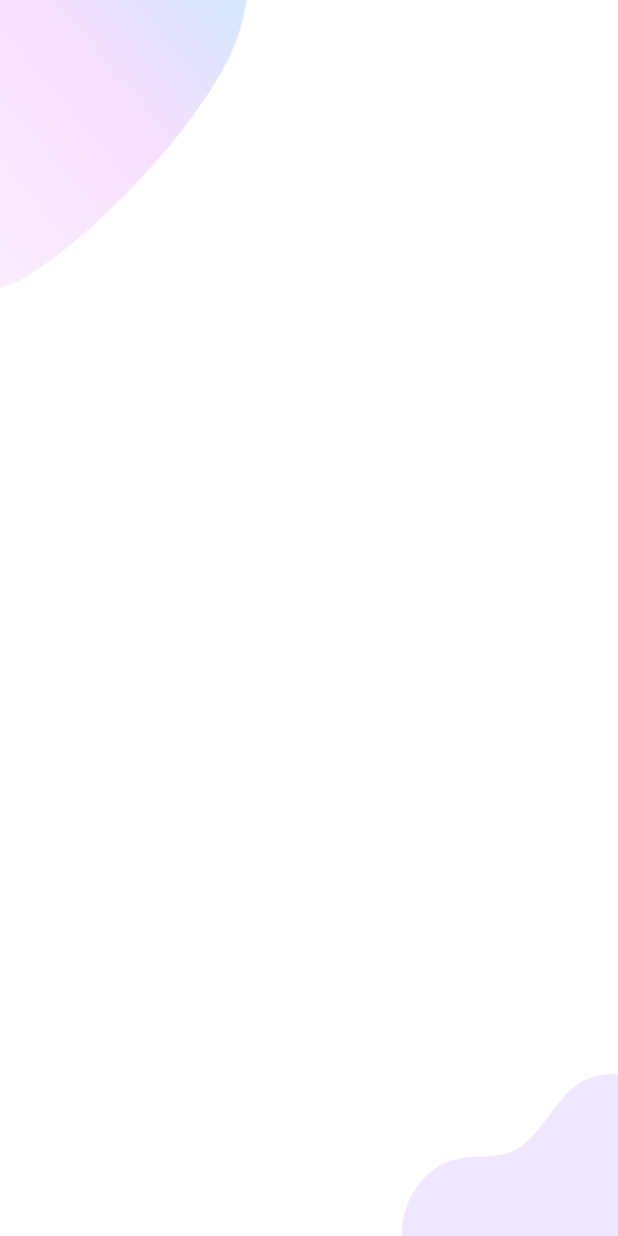
After one commit to OsamaBsharat/Welcome-signin-signup-screen-flutter, a Flutter app: the LoginScreen screen opened directly, on a phone screen of 412 x 824 dp. The commit adds this screen. Run offline on Flutter 3.47's test engine with Material 3 defaults, Android fonts, the light colour scheme and no system bars; our stand-ins replace flutter_svg.

Commit message:
login-add-commit

```diff
--- /dev/null
+++ b/lib/Screens/Login/login_screen.dart
@@ -0,0 +1,32 @@
+import 'package:flutter/material.dart';
+
+class LoginScreen extends StatelessWidget {
+  const LoginScreen({super.key});
+  @override
+  Widget build(BuildContext context) {
+    Size size = MediaQuery.of(context).size;
+    return Scaffold(
+      body: Container(
+        width: double.infinity,
+        height: size.height,
+        child: Stack(
+          alignment: Alignment.center,
+          children: <Widget>[
+            Positioned(
+              top: 0,
+              left: 0,
+              child: Image.asset("assests/images/main_top.png"),
+              width: size.width * 0.4,
+            ),
+            Positioned(
+              bottom: 0,
+              right: 0,
+              child: Image.asset("assests/images/login_bottom.png"),
+              width: size.width * 0.35,
+            )
+          ],
+        ),
+      ),
+    );
+  }
+}
--- a/lib/Screens/Welcome/components/background.dart
+++ b/lib/Screens/Welcome/components/background.dart
@@ -30,7 +30,6 @@ class Background extends StatelessWidget {
               width: size.width * 0.2,
             ),
           ),
-          child,
         ],
       ),
     );
--- a/lib/Screens/Welcome/components/body.dart
+++ b/lib/Screens/Welcome/components/body.dart
@@ -1,6 +1,7 @@
 import 'package:flutter/material.dart';
 import 'package:flutter/widgets.dart';
 import 'package:flutter_svg/flutter_svg.dart';
+import 'package:welcome_signin_signup/Screens/Login/login_screen.dart';
 import 'package:welcome_signin_signup/Screens/Welcome/components/background.dart';
 import 'package:welcome_signin_signup/components/rounded_button.dart';
 import 'package:welcome_signin_signup/constants.dart';
@@ -35,7 +36,16 @@ class Body extends StatelessWidget {
             ),
             RoundedButton(
               text: "LOGIN",
-              press: () {},
+              press: () {
+                Navigator.push(
+                  context,
+                  MaterialPageRoute(
+                    builder: (context) {
+                      return LoginScreen();
+                    },
+                  ),
+                );
+              },
             ),
             RoundedButton(
                 text: "SIGNUP",
--- a/lib/Screens/Welcome/welcome_screen.dart
+++ b/lib/Screens/Welcome/welcome_screen.dart
@@ -8,6 +8,7 @@ class WelcomeScreen extends StatelessWidget {
   Widget build(BuildContext context) {
     return Scaffold(
       body: Body(),
+      bottomNavigationBar: Text("© Osama Bsharat 2024"),
     );
   }
 }
```
